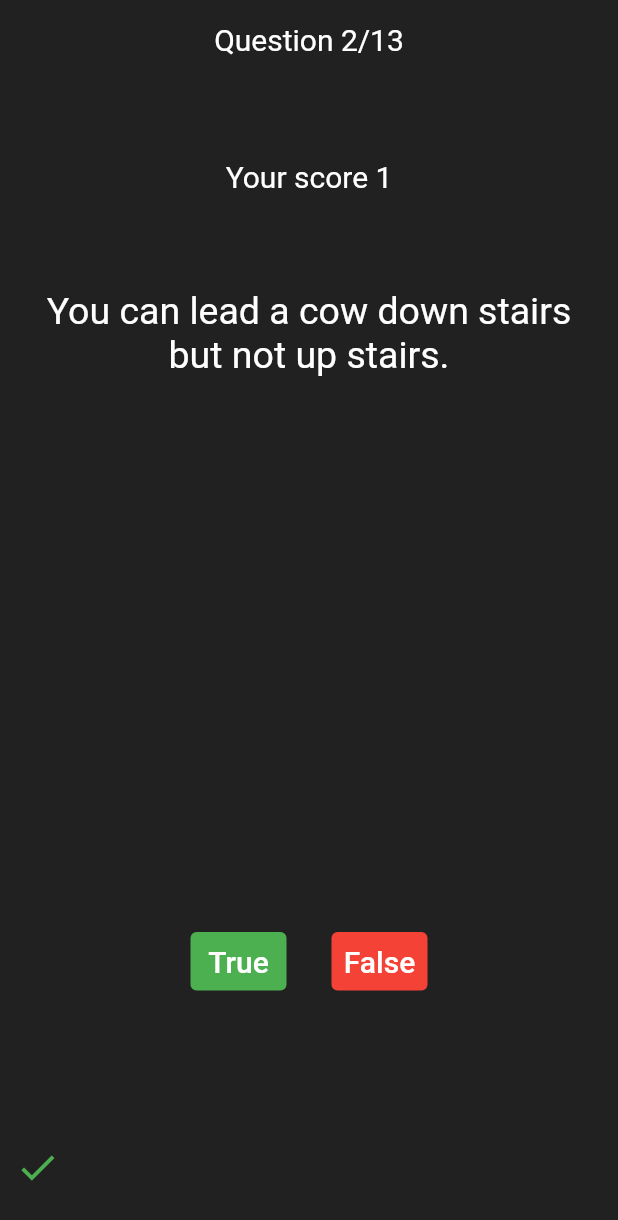
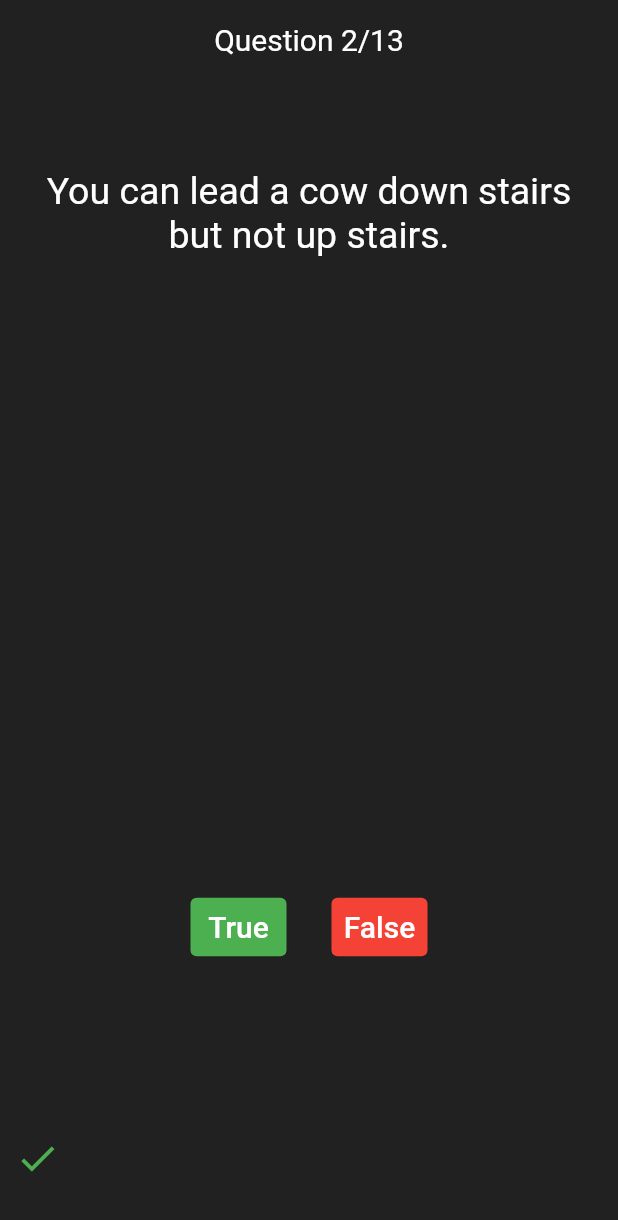
Before and after one commit to UlugbekYarkinov/quizzler, a Flutter app: the screen it shows after launch, after a tap on "True", on a phone screen of 412 x 824 dp. Shown: the top 1220 px of the screen. Run offline on Flutter 3.47's test engine with Material 2 defaults, Android fonts, the phone set to English and light mode, and no system bars.

Commit message:
score text is omitted

```diff
--- a/lib/main.dart
+++ b/lib/main.dart
@@ -52,7 +52,7 @@ class _QuizPageState extends State<QuizPage> {
   void checkAnswer(bool pickedAnswer) {
     bool questionAnswer = questionBrain.getQuestionAnswer();
 
-    setState(() {
+    setState(() { //TODO: add an alert message and dynamic bear
       if(questionBrain.isFinished()) {
         scoreKeeper = [];
         scoreCounter = 0;
@@ -77,16 +77,6 @@ class _QuizPageState extends State<QuizPage> {
           padding: const EdgeInsets.symmetric(vertical: 15.0),
           child: Text(
             'Question ${questionBrain.getQuestionNumber() + 1}/${questionBrain.getNumberOfQuestions()}',
-            style: const TextStyle(
-              color: Colors.white,
-              fontSize: 20,
-            ),
-          ),
-        )),
-        Expanded(child: Padding(
-          padding: const EdgeInsets.symmetric(vertical: 15.0),
-          child: Text(
-            'Your score $scoreCounter',
             style: const TextStyle(
               color: Colors.white,
               fontSize: 20,
```
